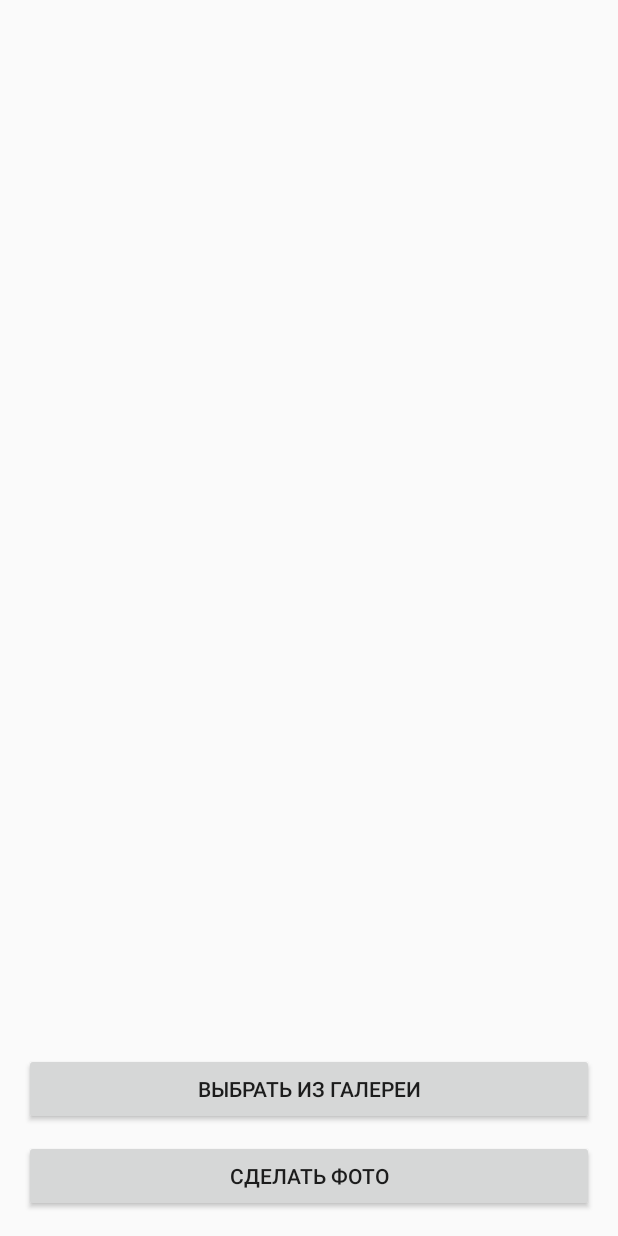
After one commit to profitroli4/mtuci_project_practicum_2025, an Android app: the ChooseImageActivity screen opened directly, with no data from a screen before it, on a phone screen of 412 x 824 dp. The commit adds this screen. Run offline under Robolectric (Android 15) with nearby library versions, the phone set to English and light mode, and no system bars.

Commit message:
Add ChooseImageActivity

```diff
--- a/app/build.gradle.kts
+++ b/app/build.gradle.kts
@@ -41,6 +41,8 @@ android {
 }
 
 dependencies {
+    implementation(libs.androidx.appcompat)
+    implementation(libs.androidx.constraintlayout)
     implementation(libs.androidx.core.ktx)
     implementation(libs.androidx.lifecycle.runtime.ktx)
     implementation(libs.androidx.activity.compose)
--- a/app/src/main/AndroidManifest.xml
+++ b/app/src/main/AndroidManifest.xml
@@ -29,13 +29,15 @@
         android:theme="@style/Theme.Mtuci_project_practicum_2025"
         tools:targetApi="31">
         <activity
+            android:name=".ChooseImageActivity"
+            android:theme="@style/Theme.Mtuci_project_practicum_2025"/>
+        <activity
             android:name=".MainActivity"
             android:exported="true"
             android:label="@string/app_name"
             android:theme="@style/Theme.Mtuci_project_practicum_2025">
             <intent-filter>
                 <action android:name="android.intent.action.MAIN" />
-
                 <category android:name="android.intent.category.LAUNCHER" />
             </intent-filter>
         </activity>
--- /dev/null
+++ b/app/src/main/java/com/example/mtuci_project_practicum_2025/ChooseImageActivity.java
@@ -0,0 +1,15 @@
+package com.example.mtuci_project_practicum_2025;
+
+import android.os.Bundle;
+import androidx.appcompat.app.AppCompatActivity;
+
+
+public class ChooseImageActivity extends AppCompatActivity {
+
+    @Override
+    protected void onCreate(Bundle savedInstanceState) {
+        super.onCreate(savedInstanceState);
+        setContentView(R.layout.activity_choose_image);
+
+    }
+}
--- /dev/null
+++ b/app/src/main/res/layout/activity_choose_image.xml
@@ -0,0 +1,26 @@
+<RelativeLayout xmlns:android="http://schemas.android.com/apk/res/android"
+    android:layout_width="match_parent"
+    android:layout_height="match_parent"
+    android:padding="16dp">
+
+    <Button
+        android:id="@+id/galleryButton"
+        android:layout_width="match_parent"
+        android:layout_height="wrap_content"
+        android:layout_below="@id/cameraButton"
+        android:layout_alignParentStart="true"
+        android:layout_alignParentLeft="true"
+        android:layout_marginTop="-106dp"
+        android:text="Выбрать из галереи" />
+
+    <Button
+        android:id="@+id/cameraButton"
+        android:layout_width="match_parent"
+        android:layout_height="wrap_content"
+        android:text="Сделать фото"
+        android:layout_alignParentBottom="true"
+        android:layout_alignParentLeft="true"
+        android:layout_alignParentStart="true"/>
+
+
+</RelativeLayout>
--- a/app/src/main/res/values/themes.xml
+++ b/app/src/main/res/values/themes.xml
@@ -1,5 +1,5 @@
 <?xml version="1.0" encoding="utf-8"?>
 <resources>
 
-    <style name="Theme.Mtuci_project_practicum_2025" parent="android:Theme.Material.Light.NoActionBar" />
+    <style name="Theme.Mtuci_project_practicum_2025" parent="Theme.AppCompat.Light.NoActionBar" />
 </resources>
--- a/gradle.properties
+++ b/gradle.properties
@@ -21,3 +21,4 @@ kotlin.code.style=official
 # resources declared in the library itself and none from the library's dependencies,
 # thereby reducing the size of the R class for that library
 android.nonTransitiveRClass=true
+android.enableJetifier=true
```
Also changed, not shown: app/src/main/java/com/example/mtuci_project_practicum_2025/MainActivity.java (added, +17 -0 lines), app/src/main/java/com/example/mtuci_project_practicum_2025/MainActivity.kt (deleted, +0 -47 lines), app/src/main/java/com/example/mtuci_project_practicum_2025/ui/theme/Color.kt (deleted, +0 -11 lines), app/src/main/java/com/example/mtuci_project_practicum_2025/ui/theme/Theme.kt (deleted, +0 -58 lines), app/src/main/java/com/example/mtuci_project_practicum_2025/ui/theme/Type.kt (deleted, +0 -34 lines), app/src/main/res/layout/activity_main.xml (added, +20 -0 lines), gradle/libs.versions.toml (+6 -2 lines).
